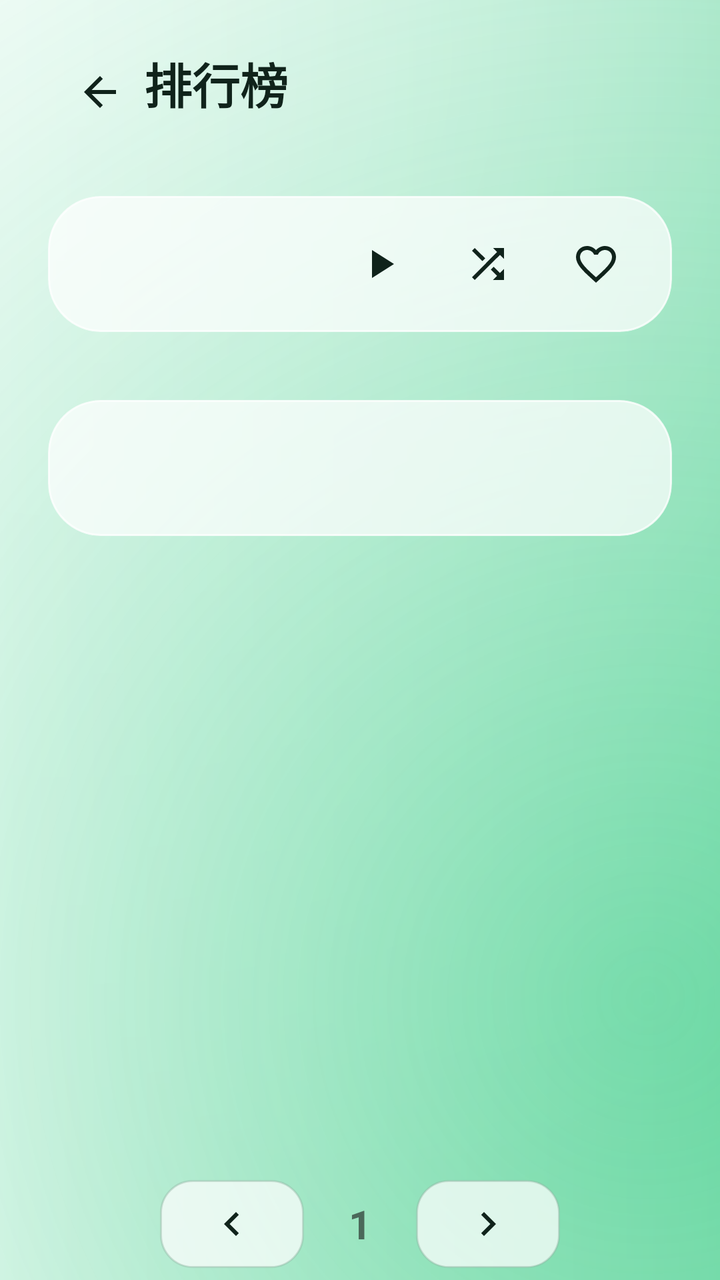
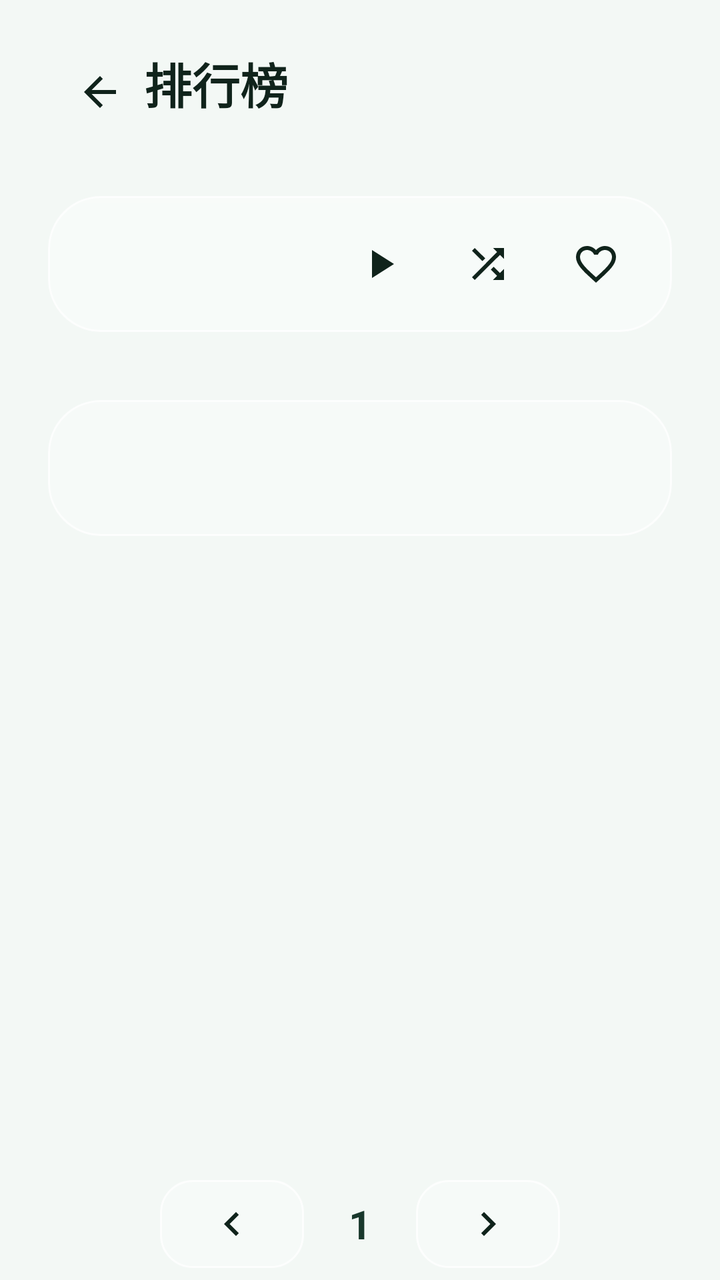

Compare the two renders of this Android layout. The source of the first and the diff that turns it into the second are given below.
<!-- AndroidManifest.xml: application theme AppTheme.NoActionBar -->
<!-- res/layout/activity_ranking.xml -->
<?xml version="1.0" encoding="utf-8"?>
<androidx.constraintlayout.widget.ConstraintLayout xmlns:android="http://schemas.android.com/apk/res/android"
    xmlns:app="http://schemas.android.com/apk/res-auto"
    android:layout_width="match_parent"
    android:layout_height="match_parent"
    android:background="@drawable/bg_app_gradient"
    android:nextFocusLeft="@id/tabRanking">

    
    <LinearLayout
        android:id="@+id/topBar"
        android:layout_width="0dp"
        android:layout_height="@dimen/lx_title_height"
        android:orientation="horizontal"
        android:gravity="top"
        android:paddingStart="@dimen/lx_title_gutter"
        android:paddingEnd="@dimen/lx_title_gutter"
        android:paddingTop="@dimen/lx_title_top"
        android:background="@android:color/transparent"
        app:layout_constraintStart_toStartOf="parent"
        app:layout_constraintEnd_toEndOf="parent"
        app:layout_constraintTop_toTopOf="parent">

        <ImageButton
            android:id="@+id/btnBack"
            android:layout_width="@dimen/lx_control_compact"
            android:layout_height="@dimen/lx_control_compact"
            android:src="@drawable/ic_back"
            android:background="@drawable/btn_focused_circle"
            android:scaleType="centerInside"
            android:padding="@dimen/lx_space_sm"
            app:tint="@color/selector_action_content"
            android:focusable="true"
            android:nextFocusRight="@id/rvSourceList"
            android:contentDescription="返回" />

        <TextView
            android:id="@+id/tvTitle"
            android:layout_width="0dp"
            android:layout_height="wrap_content"
            android:layout_weight="1"
            android:text="排行榜"
            android:textSize="@dimen/lx_type_title"
            android:textStyle="bold"
            android:textColor="@color/lx_text_primary" />

    </LinearLayout>

    
    <LinearLayout
        android:id="@+id/layoutSourceActions"
        android:layout_width="0dp"
        android:layout_height="@dimen/lx_secondary_nav_height"
        android:layout_marginStart="@dimen/lx_nav_gutter"
        android:layout_marginTop="@dimen/lx_space_sm"
        android:layout_marginEnd="@dimen/lx_nav_gutter"
        android:orientation="horizontal"
        android:gravity="center_vertical"
        android:background="@drawable/bg_floating_glass"
        android:elevation="@dimen/lx_elevation_surface"
        android:outlineProvider="background"
        android:clipToOutline="true"
        app:layout_constraintStart_toStartOf="parent"
        app:layout_constraintEnd_toEndOf="parent"
        app:layout_constraintTop_toBottomOf="@+id/topBar">

        
        <androidx.recyclerview.widget.RecyclerView
            android:id="@+id/rvSourceList"
            android:layout_width="0dp"
            android:layout_height="match_parent"
            android:layout_weight="1"
            android:paddingStart="@dimen/lx_nav_gutter"
            android:paddingEnd="@dimen/lx_nav_gutter"
            android:paddingTop="@dimen/lx_space_xs"
            android:paddingBottom="@dimen/lx_space_xs"
            android:clipToPadding="false"
            android:nextFocusLeft="@id/tabRanking" />

        
        <LinearLayout
            android:id="@+id/layoutActions"
            android:layout_width="wrap_content"
            android:layout_height="match_parent"
            android:orientation="horizontal"
            android:gravity="center_vertical"
            android:paddingStart="@dimen/lx_space_sm"
            android:paddingEnd="@dimen/lx_space_md">

            <ImageButton
                android:id="@+id/btnPlayAll"
                android:layout_width="@dimen/lx_control_compact"
                android:layout_height="@dimen/lx_control_compact"
                android:src="@drawable/ic_play"
                android:background="@drawable/btn_focused_circle"
                android:scaleType="centerInside"
                android:padding="@dimen/lx_space_sm"
                android:focusable="true"
                android:nextFocusRight="@id/btnShuffle"
                android:nextFocusDown="@id/rvSongs"
                android:contentDescription="播放全部"
                app:tint="@color/selector_action_content" />

            <ImageButton
                android:id="@+id/btnShuffle"
                android:layout_width="@dimen/lx_control_compact"
                android:layout_height="@dimen/lx_control_compact"
                android:layout_marginStart="@dimen/lx_space_sm"
                android:src="@drawable/ic_shuffle"
                android:background="@drawable/btn_focused_circle"
                android:scaleType="centerInside"
                android:padding="@dimen/lx_space_sm"
                android:focusable="true"
                android:nextFocusLeft="@id/btnPlayAll"
                android:nextFocusRight="@id/btnFavorite"
                android:nextFocusDown="@id/rvSongs"
                android:contentDescription="随机播放"
                app:tint="@color/selector_action_content" />

            <ImageButton
                android:id="@+id/btnFavorite"
                android:layout_width="@dimen/lx_control_compact"
                android:layout_height="@dimen/lx_control_compact"
                android:layout_marginStart="@dimen/lx_space_sm"
                android:src="@drawable/ic_favorite_border"
                android:background="@drawable/btn_focused_circle"
                android:scaleType="centerInside"
                android:padding="@dimen/lx_space_sm"
                android:focusable="true"
                android:nextFocusLeft="@id/btnShuffle"
                android:nextFocusDown="@id/rvSongs"
                android:contentDescription="收藏"
                app:tint="@color/selector_action_content" />

        </LinearLayout>

    </LinearLayout>

    
    <LinearLayout
        android:id="@+id/layoutContent"
        android:layout_width="0dp"
        android:layout_height="0dp"
        android:orientation="vertical"
        android:paddingStart="@dimen/lx_nav_gutter"
        android:paddingEnd="@dimen/lx_nav_gutter"
        android:paddingTop="@dimen/lx_nav_gutter"
        android:layout_marginTop="@dimen/lx_space_sm"
        android:descendantFocusability="afterDescendants"
        android:splitMotionEvents="false"
        app:layout_constraintStart_toStartOf="parent"
        app:layout_constraintEnd_toEndOf="parent"
        app:layout_constraintTop_toBottomOf="@+id/layoutSourceActions"
        app:layout_constraintBottom_toTopOf="@+id/rankingPagerBar">

        
        <androidx.recyclerview.widget.RecyclerView
            android:id="@+id/rvBoards"
            android:layout_width="match_parent"
            android:layout_height="@dimen/lx_secondary_nav_height"
            android:paddingStart="@dimen/lx_nav_gutter"
            android:paddingEnd="@dimen/lx_nav_gutter"
            android:paddingTop="@dimen/lx_space_xs"
            android:paddingBottom="@dimen/lx_space_xs"
            android:background="@drawable/bg_floating_glass"
            android:elevation="@dimen/lx_elevation_surface"
            android:outlineProvider="background"
            android:clipToOutline="true"
            android:clipToPadding="false"
            android:focusable="false"
            android:nextFocusLeft="@id/tabRanking"
            android:nextFocusDown="@id/rvSongs" />

        
        <androidx.recyclerview.widget.RecyclerView
            android:id="@+id/rvSongs"
            android:layout_width="match_parent"
            android:layout_height="0dp"
            android:layout_weight="1"
            android:layout_marginTop="@dimen/lx_space_md"
            android:paddingStart="@dimen/lx_space_md"
            android:paddingEnd="@dimen/lx_nav_gutter"
            android:paddingTop="@dimen/lx_space_sm"
            android:paddingBottom="@dimen/lx_space_md"
            android:focusable="true"
            android:focusableInTouchMode="true"
            android:clipToPadding="false"
            android:descendantFocusability="afterDescendants"
            android:nextFocusLeft="@id/tabRanking"
            android:nextFocusUp="@id/rvBoards"
            android:nextFocusDown="@id/btnRankingNextPage" />

    </LinearLayout>

    <LinearLayout
        android:id="@+id/rankingPagerBar"
        android:layout_width="0dp"
        android:layout_height="@dimen/lx_pager_height"
        android:orientation="horizontal"
        android:gravity="center"
        android:background="@android:color/transparent"
        android:paddingStart="@dimen/lx_nav_gutter"
        android:paddingEnd="@dimen/lx_nav_gutter"
        app:layout_constraintStart_toStartOf="parent"
        app:layout_constraintEnd_toEndOf="parent"
        app:layout_constraintBottom_toBottomOf="parent">

        <ImageButton
            android:id="@+id/btnRankingPrevPage"
            android:layout_width="@dimen/lx_pager_button_width"
            android:layout_height="@dimen/lx_pager_button_height"
            android:src="@drawable/ic_chevron_left"
            android:background="@drawable/bg_btn_secondary"
            android:scaleType="centerInside"
            android:padding="@dimen/lx_space_sm"
            android:focusable="true"
            android:nextFocusUp="@id/rvSongs"
            android:nextFocusRight="@id/btnRankingNextPage"
            android:nextFocusDown="@id/tabRanking"
            app:tint="@color/selector_action_content" />

        <TextView
            android:id="@+id/tvRankingPageNumber"
            android:layout_width="@dimen/lx_pager_number_width"
            android:layout_height="match_parent"
            android:gravity="center"
            android:text="1"
            android:textSize="@dimen/lx_type_section"
            android:textStyle="bold"
            android:textColor="@color/lx_text_secondary" />

        <ImageButton
            android:id="@+id/btnRankingNextPage"
            android:layout_width="@dimen/lx_pager_button_width"
            android:layout_height="@dimen/lx_pager_button_height"
            android:src="@drawable/ic_chevron_right"
            android:background="@drawable/bg_btn_secondary"
            android:scaleType="centerInside"
            android:padding="@dimen/lx_space_sm"
            android:focusable="true"
            android:nextFocusUp="@id/rvSongs"
            android:nextFocusLeft="@id/btnRankingPrevPage"
            android:nextFocusDown="@id/tabRanking"
            app:tint="@color/selector_action_content" />

    </LinearLayout>

    
    <ProgressBar
        android:id="@+id/loadingProgress"
        android:layout_width="wrap_content"
        android:layout_height="wrap_content"
        android:visibility="gone"
        app:layout_constraintStart_toStartOf="parent"
        app:layout_constraintEnd_toEndOf="parent"
        app:layout_constraintTop_toTopOf="parent"
        app:layout_constraintBottom_toBottomOf="parent" />

</androidx.constraintlayout.widget.ConstraintLayout>
<!-- resources referenced by this layout -->
<resources>
  <color name="lx_text_secondary">#4B685A</color>
  <dimen name="lx_nav_gutter">24dp</dimen>
  <dimen name="lx_space_md">16dp</dimen>
  <dimen name="lx_space_sm">10dp</dimen>
  <dimen name="lx_space_xs">6dp</dimen>
  <dimen name="lx_title_gutter">28dp</dimen>
  <dimen name="lx_title_height">88dp</dimen>
  <dimen name="lx_title_top">24dp</dimen>
  <dimen name="lx_type_section">20sp</dimen>
  <dimen name="lx_type_title">24sp</dimen>
  <!-- drawable bg_app_gradient (drawable) -->
  <?xml version="1.0" encoding="utf-8"?>
  <layer-list xmlns:android="http://schemas.android.com/apk/res/android">
      
      <item>
          <shape android:shape="rectangle">
              <solid android:color="#F3FAF6" />
          </shape>
      </item>
      <item>
          <shape android:shape="rectangle">
              <gradient
                  android:angle="0"
                  android:startColor="#FFFFFFFF"
                  android:endColor="#9FE4C2" />
          </shape>
      </item>
      <item>
          <shape android:shape="rectangle">
              <gradient
                  android:type="radial"
                  android:centerX="0.10"
                  android:centerY="0.04"
                  android:gradientRadius="620dp"
                  android:startColor="#CCFFFFFF"
                  android:endColor="#00FFFFFF" />
          </shape>
      </item>
      <item>
          <shape android:shape="rectangle">
              <gradient
                  android:type="radial"
                  android:centerX="0.90"
                  android:centerY="0.78"
                  android:gradientRadius="760dp"
                  android:startColor="#6620C878"
                  android:endColor="#0020C878" />
          </shape>
      </item>
  </layer-list>
  <!-- drawable bg_btn_secondary (drawable) -->
  <?xml version="1.0" encoding="utf-8"?>
  <selector xmlns:android="http://schemas.android.com/apk/res/android">
      <item android:state_enabled="false"><shape><solid android:color="@color/lx_disabled_fill" /><corners android:radius="@dimen/lx_radius_control" /></shape></item>
      <item android:state_pressed="true"><shape><solid android:color="@color/lx_brand_pressed" /><corners android:radius="@dimen/lx_radius_control" /></shape></item>
      <item android:state_focused="true"><shape><solid android:color="@color/lx_bg_focus" /><stroke android:width="@dimen/lx_stroke_focus" android:color="@color/lx_focus_ring_strong" /><corners android:radius="@dimen/lx_radius_control" /></shape></item>
      <item><shape><solid android:color="@color/lx_glass_floating" /><stroke android:width="@dimen/lx_stroke_hairline" android:color="@color/lx_border" /><corners android:radius="@dimen/lx_radius_control" /></shape></item>
  </selector>
  <!-- drawable bg_floating_glass (drawable) -->
  <?xml version="1.0" encoding="utf-8"?>
  <shape xmlns:android="http://schemas.android.com/apk/res/android"
      android:shape="rectangle">
      
      <solid android:color="@color/lx_glass_floating" />
      <corners android:radius="@dimen/lx_glass_radius" />
      <stroke
          android:width="@dimen/lx_stroke_hairline"
          android:color="@color/lx_glass_highlight" />
  </shape>
  <color name="lx_bg_focus">#DFF8ED</color>
  <dimen name="lx_stroke_focus">3dp</dimen>
  <color name="lx_focus_ring_strong">#008C55</color>
  <color name="lx_glass_floating">#B8FFFFFF</color>
  <color name="lx_border">#6694B2A2</color>
  <dimen name="lx_glass_radius">26dp</dimen>
  <color name="lx_glass_highlight">#CCFFFFFF</color>
  <color name="lx_focus_ring">#00A965</color>
  <color name="lx_bg_canvas">#F3F8F5</color>
  <color name="lx_brand">#00C878</color>
  <!-- unchanged entries left out for length: 25 -->
</resources>

<!-- the commit's change to res/layout/activity_ranking.xml (unified diff, before → after) -->
@@ -3,7 +3,7 @@
     xmlns:app="http://schemas.android.com/apk/res-auto"
     android:layout_width="match_parent"
     android:layout_height="match_parent"
-    android:background="@drawable/bg_app_gradient"
+    android:background="@android:color/transparent"
     android:nextFocusLeft="@id/tabRanking">
 
     
@@ -56,7 +56,7 @@
         android:layout_marginEnd="@dimen/lx_nav_gutter"
         android:orientation="horizontal"
         android:gravity="center_vertical"
-        android:background="@drawable/bg_floating_glass"
+        android:background="@drawable/bg_content_panel"
         android:elevation="@dimen/lx_elevation_surface"
         android:outlineProvider="background"
         android:clipToOutline="true"
@@ -75,7 +75,8 @@
             android:paddingTop="@dimen/lx_space_xs"
             android:paddingBottom="@dimen/lx_space_xs"
             android:clipToPadding="false"
-            android:nextFocusLeft="@id/tabRanking" />
+            android:nextFocusLeft="@id/tabRanking"
+            android:nextFocusDown="@id/rvBoards" />
 
         
         <LinearLayout
@@ -96,6 +97,7 @@
                 android:scaleType="centerInside"
                 android:padding="@dimen/lx_space_sm"
                 android:focusable="true"
+                android:nextFocusLeft="@id/rvSourceList"
                 android:nextFocusRight="@id/btnShuffle"
                 android:nextFocusDown="@id/rvSongs"
                 android:contentDescription="播放全部"
@@ -169,6 +171,7 @@
             android:clipToPadding="false"
             android:focusable="false"
             android:nextFocusLeft="@id/tabRanking"
+            android:nextFocusUp="@id/rvSourceList"
             android:nextFocusDown="@id/rvSongs" />
 
         
<!-- resource entries referenced after the edit -->
@@ -1,6 +1,6 @@
 <!-- resources referenced by this layout -->
 <resources>
-  <color name="lx_text_secondary">#4B685A</color>
+  <color name="lx_text_secondary">#19382C</color>
   <dimen name="lx_nav_gutter">24dp</dimen>
   <dimen name="lx_space_md">16dp</dimen>
   <dimen name="lx_space_sm">10dp</dimen>
@@ -10,73 +10,72 @@
   <dimen name="lx_title_top">24dp</dimen>
   <dimen name="lx_type_section">20sp</dimen>
   <dimen name="lx_type_title">24sp</dimen>
-  <!-- drawable bg_app_gradient (drawable) -->
-  <?xml version="1.0" encoding="utf-8"?>
-  <layer-list xmlns:android="http://schemas.android.com/apk/res/android">
-      
-      <item>
-          <shape android:shape="rectangle">
-              <solid android:color="#F3FAF6" />
-          </shape>
-      </item>
-      <item>
-          <shape android:shape="rectangle">
-              <gradient
-                  android:angle="0"
-                  android:startColor="#FFFFFFFF"
-                  android:endColor="#9FE4C2" />
-          </shape>
-      </item>
-      <item>
-          <shape android:shape="rectangle">
-              <gradient
-                  android:type="radial"
-                  android:centerX="0.10"
-                  android:centerY="0.04"
-                  android:gradientRadius="620dp"
-                  android:startColor="#CCFFFFFF"
-                  android:endColor="#00FFFFFF" />
-          </shape>
-      </item>
-      <item>
-          <shape android:shape="rectangle">
-              <gradient
-                  android:type="radial"
-                  android:centerX="0.90"
-                  android:centerY="0.78"
-                  android:gradientRadius="760dp"
-                  android:startColor="#6620C878"
-                  android:endColor="#0020C878" />
-          </shape>
-      </item>
-  </layer-list>
   <!-- drawable bg_btn_secondary (drawable) -->
   <?xml version="1.0" encoding="utf-8"?>
   <selector xmlns:android="http://schemas.android.com/apk/res/android">
       <item android:state_enabled="false"><shape><solid android:color="@color/lx_disabled_fill" /><corners android:radius="@dimen/lx_radius_control" /></shape></item>
       <item android:state_pressed="true"><shape><solid android:color="@color/lx_brand_pressed" /><corners android:radius="@dimen/lx_radius_control" /></shape></item>
       <item android:state_focused="true"><shape><solid android:color="@color/lx_bg_focus" /><stroke android:width="@dimen/lx_stroke_focus" android:color="@color/lx_focus_ring_strong" /><corners android:radius="@dimen/lx_radius_control" /></shape></item>
-      <item><shape><solid android:color="@color/lx_glass_floating" /><stroke android:width="@dimen/lx_stroke_hairline" android:color="@color/lx_border" /><corners android:radius="@dimen/lx_radius_control" /></shape></item>
+      <item><shape><solid android:color="@color/lx_glass_clear" /><stroke android:width="@dimen/lx_stroke_hairline" android:color="@color/lx_glass_edge" /><corners android:radius="@dimen/lx_radius_control" /></shape></item>
   </selector>
+  <!-- drawable bg_content_panel (drawable) -->
+  <?xml version="1.0" encoding="utf-8"?>
+  <layer-list xmlns:android="http://schemas.android.com/apk/res/android">
+      <item>
+          <shape android:shape="rectangle">
+              <solid android:color="@color/lx_glass_regular" />
+              <corners android:radius="@dimen/lx_radius_panel" />
+              <stroke android:width="@dimen/lx_stroke_hairline" android:color="@color/lx_glass_edge" />
+          </shape>
+      </item>
+      <item>
+          <shape android:shape="rectangle">
+              <gradient
+                  android:angle="270"
+                  android:startColor="@color/lx_glass_highlight"
+                  android:centerY="0.18"
+                  android:centerColor="@color/lx_glass_specular_mid"
+                  android:endColor="@color/lx_glass_specular_clear" />
+              <corners android:radius="@dimen/lx_radius_panel" />
+          </shape>
+      </item>
+  </layer-list>
   <!-- drawable bg_floating_glass (drawable) -->
   <?xml version="1.0" encoding="utf-8"?>
-  <shape xmlns:android="http://schemas.android.com/apk/res/android"
-      android:shape="rectangle">
-      
-      <solid android:color="@color/lx_glass_floating" />
-      <corners android:radius="@dimen/lx_glass_radius" />
-      <stroke
-          android:width="@dimen/lx_stroke_hairline"
-          android:color="@color/lx_glass_highlight" />
-  </shape>
+  <layer-list xmlns:android="http://schemas.android.com/apk/res/android">
+      <item>
+          <shape android:shape="rectangle">
+              <solid android:color="@color/lx_glass_floating" />
+              <corners android:radius="@dimen/lx_glass_radius" />
+              <stroke
+                  android:width="@dimen/lx_stroke_hairline"
+                  android:color="@color/lx_glass_edge" />
+          </shape>
+      </item>
+      <item>
+          <shape android:shape="rectangle">
+              <gradient
+                  android:angle="270"
+                  android:startColor="@color/lx_glass_highlight"
+                  android:centerY="0.18"
+                  android:centerColor="@color/lx_glass_specular_mid"
+                  android:endColor="@color/lx_glass_specular_clear" />
+              <corners android:radius="@dimen/lx_glass_radius" />
+          </shape>
+      </item>
+  </layer-list>
   <color name="lx_bg_focus">#DFF8ED</color>
-  <dimen name="lx_stroke_focus">3dp</dimen>
-  <color name="lx_focus_ring_strong">#008C55</color>
-  <color name="lx_glass_floating">#B8FFFFFF</color>
-  <color name="lx_border">#6694B2A2</color>
+  <dimen name="lx_stroke_focus">2dp</dimen>
+  <color name="lx_focus_ring_strong">#D9008C55</color>
+  <color name="lx_glass_clear">#42FFFFFF</color>
+  <color name="lx_glass_edge">#CCFFFFFF</color>
+  <color name="lx_glass_regular">#52FFFFFF</color>
+  <dimen name="lx_radius_panel">26dp</dimen>
+  <color name="lx_glass_floating">@color/lx_glass_clear</color>
   <dimen name="lx_glass_radius">26dp</dimen>
-  <color name="lx_glass_highlight">#CCFFFFFF</color>
-  <color name="lx_focus_ring">#00A965</color>
+  <color name="lx_glass_highlight">#24FFFFFF</color>
+  <color name="lx_glass_specular_mid">#08FFFFFF</color>
+  <color name="lx_glass_specular_clear">#00FFFFFF</color>
   <color name="lx_bg_canvas">#F3F8F5</color>
   <color name="lx_brand">#00C878</color>
   <!-- unchanged entries left out for length: 25 -->
